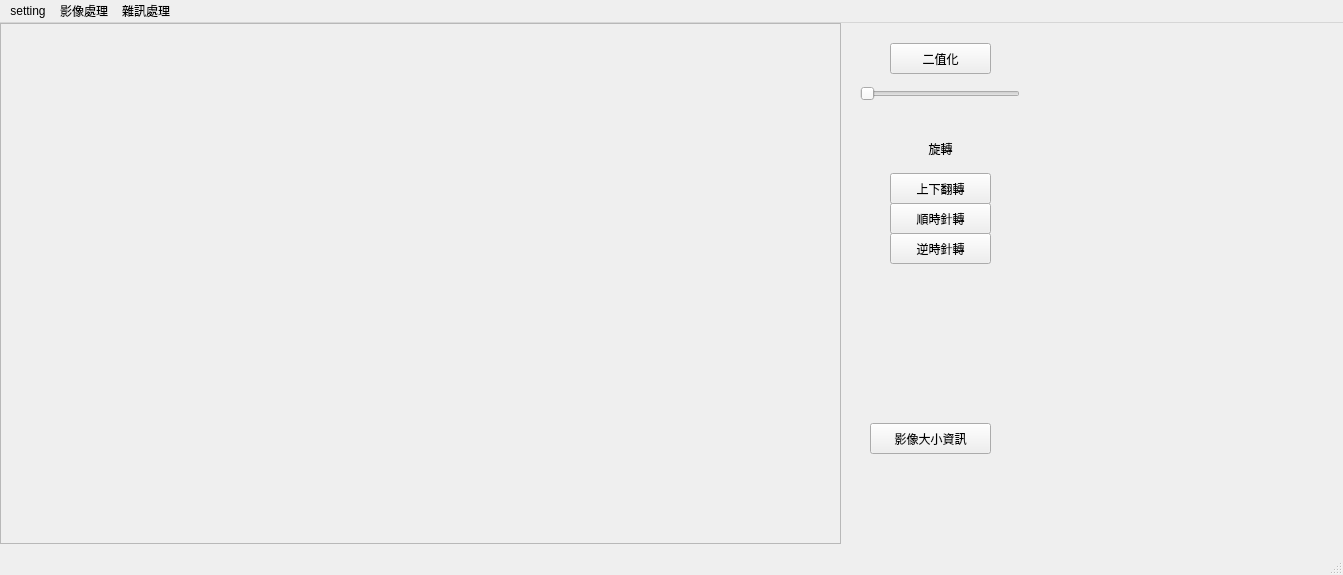
Old version of the form UI.ui in the repository Wei026/PYQT_HW.
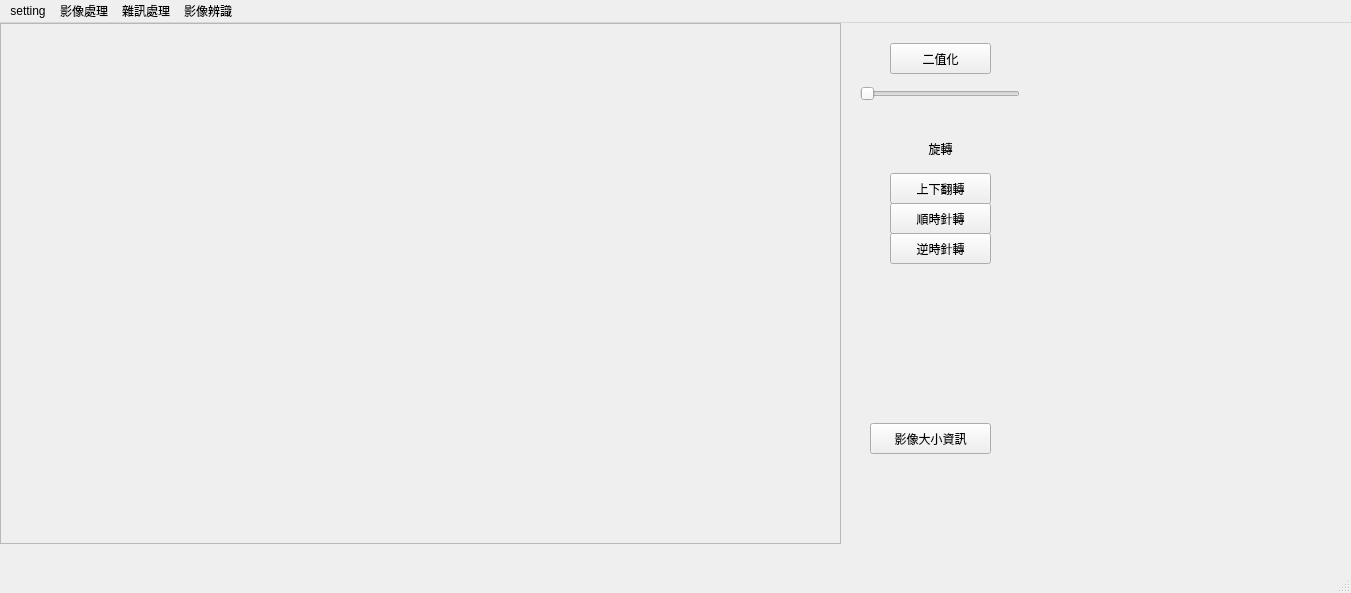
New version of the form.

```diff
--- a/UI.ui
+++ b/UI.ui
@@ -6,8 +6,8 @@
    <rect>
     <x>0</x>
     <y>0</y>
-    <width>1343</width>
-    <height>575</height>
+    <width>1351</width>
+    <height>593</height>
    </rect>
   </property>
   <property name="windowTitle">
@@ -194,8 +194,8 @@
     <rect>
      <x>0</x>
      <y>0</y>
-     <width>1343</width>
-     <height>25</height>
+     <width>1351</width>
+     <height>21</height>
     </rect>
    </property>
    <widget class="QMenu" name="setting_menu">
@@ -222,9 +222,21 @@
     <addaction name="opening_action"/>
     <addaction name="closeing_action"/>
    </widget>
+   <widget class="QMenu" name="face_recognition_menu">
+    <property name="title">
+     <string>影像辨識</string>
+    </property>
+    <addaction name="face_detection_action"/>
+    <addaction name="real_time_detection_action"/>
+    <addaction name="face_mosaic_action"/>
+    <addaction name="real_time_face_mosaic_action"/>
+    <addaction name="facial_features_detection_action"/>
+    <addaction name="real_time_facial_features_detection_action"/>
+   </widget>
    <addaction name="setting_menu"/>
    <addaction name="imgprocess_menu"/>
    <addaction name="noiseprocess_menu"/>
+   <addaction name="face_recognition_menu"/>
   </widget>
   <widget class="QStatusBar" name="statusbar"/>
   <action name="actionOpen_file">
```
Left out of the diff: 30 changed lines with no effect on the pictures.
